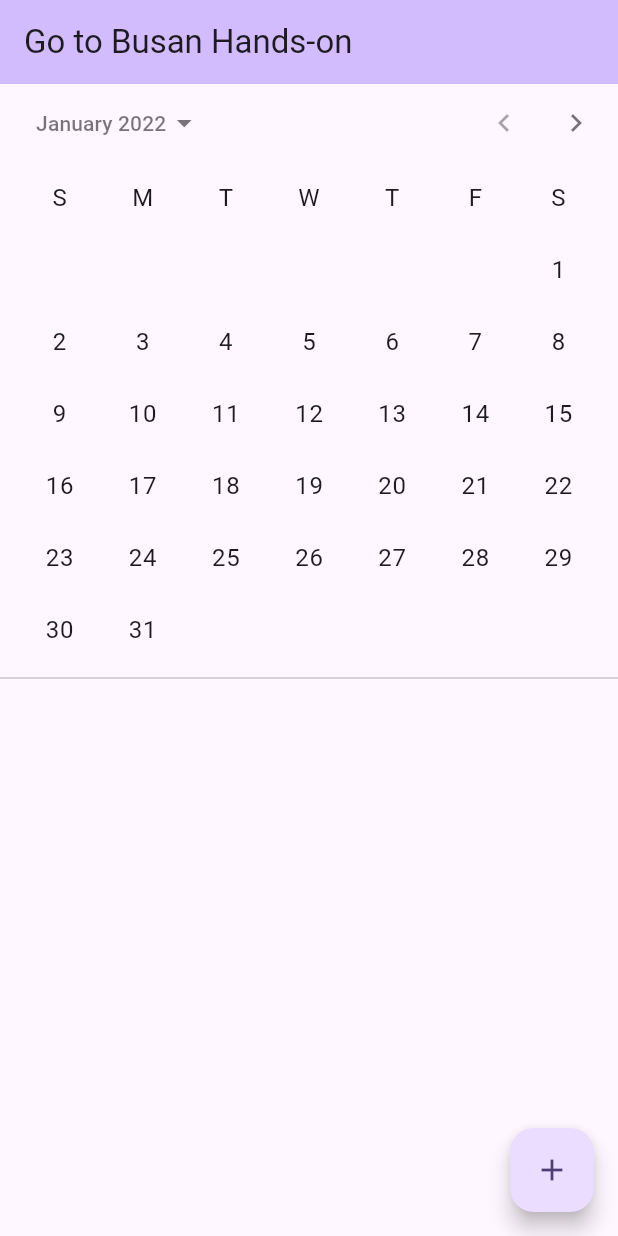
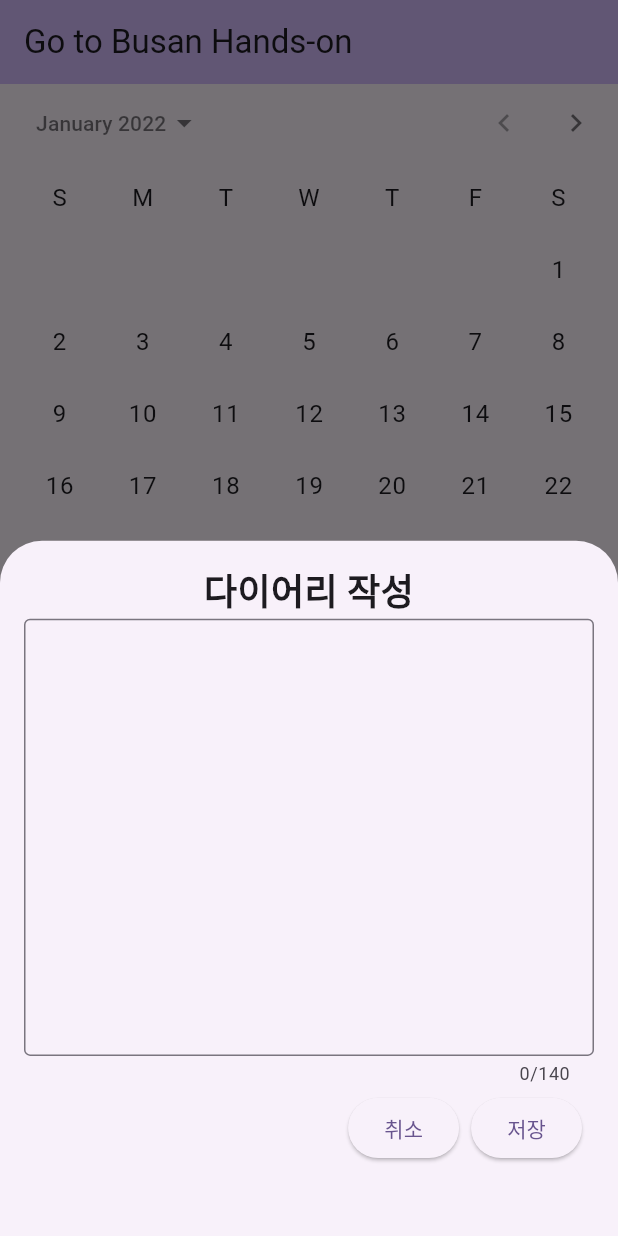
Before and after one commit to JAICHANGPARK/go-to-busan-hands-on, a Flutter app: the screen it shows after launch, after a tap on the "add" icon, on a phone screen of 412 x 824 dp. Run offline on Flutter 3.47's test engine with Material 2 defaults, Android fonts, the phone set to English and light mode, and no system bars.

Commit message:
Update main.dart

```diff
--- a/front/lib/main.dart
+++ b/front/lib/main.dart
@@ -59,7 +59,52 @@
         ],
       ),
       floatingActionButton: FloatingActionButton(
-        onPressed: () {},
+        onPressed: () {
+          showModalBottomSheet(
+              isDismissible: false,
+              enableDrag: false,
+              context: context,
+              builder: (context) {
+                return Padding(
+                  padding: const EdgeInsets.all(16.0),
+                  child: Column(
+                    children: [
+                      Text(
+                        "다이어리 작성",
+                        style: TextStyle(
+                            fontWeight: FontWeight.bold, fontSize: 24),
+                      ),
+                      Expanded(
+                        child: TextField(
+                          expands: true,
+                          decoration: InputDecoration(
+                            isDense: true,
+                            border: OutlineInputBorder(),
+                          ),
+                          textAlignVertical: TextAlignVertical.top,
+                          maxLines: null,
+                          maxLength: 140,
+                          keyboardType: TextInputType.multiline,
+                        ),
+                      ),
+                      ButtonBar(
+                        children: [
+                          ElevatedButton(
+                              onPressed: () {
+                                Navigator.of(context).pop();
+                              },
+                              child: Text("취소")),
+                          ElevatedButton(onPressed: () {}, child: Text("저장"))
+                        ],
+                      ),
+                      SizedBox(
+                        height: 24,
+                      )
+                    ],
+                  ),
+                );
+              });
+        },
         tooltip: 'Increment',
         child: const Icon(Icons.add),
       ),
```
